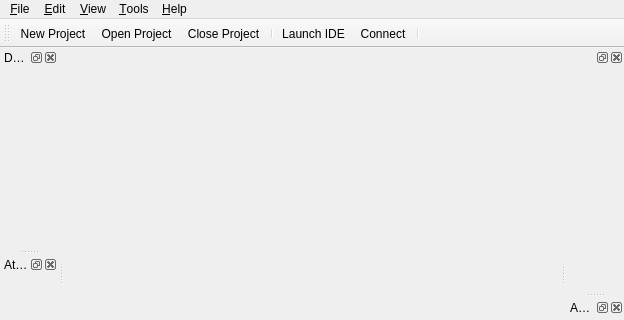
The window that DesignerTool/src/MainWindow.ui (GameOverture/HarmonyEngine) describes before a commit, drawn with Qt 5; both pictures show x 0 to 624 and y 0 to 320 of the 624 by 546 pixel window.
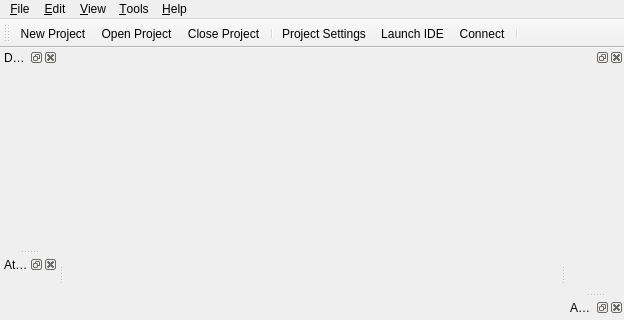
The same window after the commit. Icons and pictures are not drawn. Custom widgets are drawn as their Qt base class.

Diff of the .ui file:
```diff
--- a/DesignerTool/src/MainWindow.ui
+++ b/DesignerTool/src/MainWindow.ui
@@ -131,6 +131,7 @@
    <addaction name="actionOpenProject"/>
    <addaction name="actionCloseProject"/>
    <addaction name="separator"/>
+   <addaction name="actionProjectSettings"/>
    <addaction name="actionLaunchIDE"/>
    <addaction name="actionConnect"/>
    <addaction name="separator"/>
```
Left out of the diff: 13 changed lines with no effect on the pictures.
